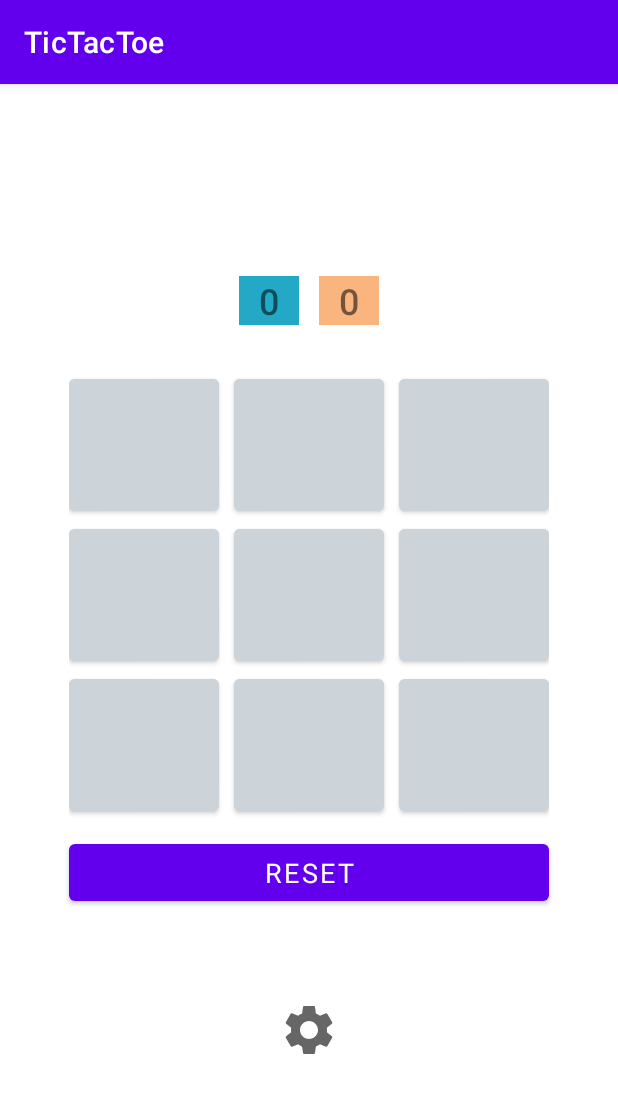
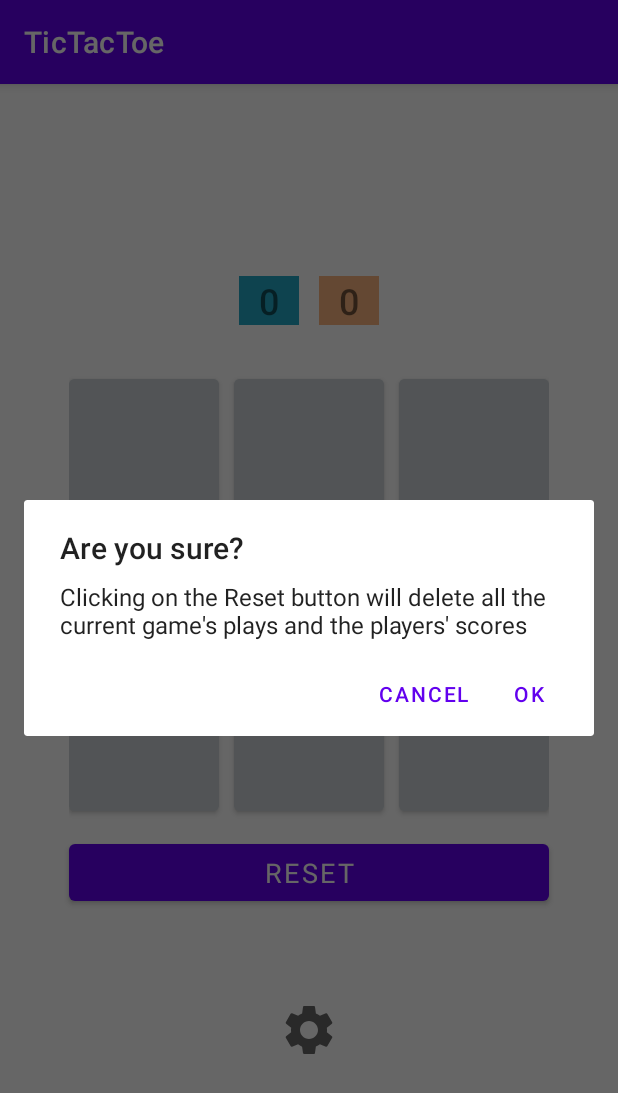
Before and after one commit to StefanyHF/TicTacToe-Android, an Android app: the BoardActivity screen opened directly, with no data from a screen before it, after a tap on "RESET", on a phone screen of 412 x 824 dp. Shown: the top 1093 px of the screen. Run offline under Robolectric (Android 15) with nearby library versions, the phone set to English and light mode, and no system bars; 6 statements that could not run were skipped.

Commit message:
TicTacToe Android2

```diff
--- a/app/src/main/java/com/herfor/tictactoe/BoardActivity.java
+++ b/app/src/main/java/com/herfor/tictactoe/BoardActivity.java
@@ -1,13 +1,18 @@
 package com.herfor.tictactoe;
 
+import androidx.appcompat.app.AlertDialog;
 import androidx.appcompat.app.AppCompatActivity;
 
+import android.content.DialogInterface;
 import android.os.Bundle;
 import android.view.View;
 import android.widget.GridLayout;
 import android.widget.TextView;
+import android.widget.Toast;
 
 import com.google.android.material.button.MaterialButton;
+
+import java.security.AllPermission;
 
 public class BoardActivity extends AppCompatActivity implements View.OnClickListener {
 
@@ -38,8 +43,22 @@ public class BoardActivity extends AppCompatActivity implements View.OnClickList
     }
 
     private void startFriendsGame() {
-        setUpButtons();
+
         resetButton();
+        for(int i = 0; i < buttons.length; i++)
+            if(isTie()){
+                Toast.makeText(BoardActivity.this, "Tie! Try again.", Toast.LENGTH_LONG).show();
+            }
+        if(!checkWinner()){
+            setUpButtons();
+        }else{
+            if (currentMark.equals("X")) {
+                Toast.makeText(BoardActivity.this, player1 + " you won!", Toast.LENGTH_LONG).show();
+            } else {
+                Toast.makeText(BoardActivity.this, player2 + " you won!", Toast.LENGTH_LONG).show();
+            }
+        }
+
     }
 
     private void setUpButtons() {
@@ -74,7 +93,6 @@ public class BoardActivity extends AppCompatActivity implements View.OnClickList
         return winnerResult;
     }
 
-
     private void switchPlayers() {
         if (currentMark.equals("X")) {
             currentMark = "O";
@@ -89,12 +107,40 @@ public class BoardActivity extends AppCompatActivity implements View.OnClickList
         reset.setOnClickListener(new View.OnClickListener() {
             @Override
             public void onClick(View v) {
-                for (int i = 0; i < buttons.length; i++) {
-                    buttons[i].setText("");
-                }
+                new AlertDialog.Builder(BoardActivity.this)
+                        .setTitle("Are you sure?")
+                        .setMessage("Clicking on the Reset button will delete all the current game's plays and the players' scores")
+                        .setPositiveButton("Ok", new DialogInterface.OnClickListener() {
+                            @Override
+                            public void onClick(DialogInterface dialog, int which) {
+                                for (int i = 0; i < buttons.length; i++) {
+                                    buttons[i].setText("");
+                                }
+                            }
+                        }).setNegativeButton("Cancel", new DialogInterface.OnClickListener() {
+                    @Override
+                    public void onClick(DialogInterface dialog, int which) {
+
+                    }
+                }).show();
+
             }
         });
     }
+
+    private boolean isTie(){
+        int count = 0;
+        for(int i = 0; i < buttons.length; i++){
+            if(!buttons[i].equals("")){
+                count++;
+            }
+        }
+        if(count == buttons.length -1){
+            return true;
+        }
+        return false;
+    }
+
 
     private void startAiGame() {
 
--- a/app/src/main/res/layout/activity_board.xml
+++ b/app/src/main/res/layout/activity_board.xml
@@ -17,6 +17,7 @@
         android:fontFamily="sans-serif-medium"
         android:text=""
         android:textColor="@color/black"
+        android:gravity="center"
         android:textSize="24sp"
         app:layout_constraintEnd_toStartOf="@id/text_points_player_1"
         app:layout_constraintStart_toStartOf="parent"
```
